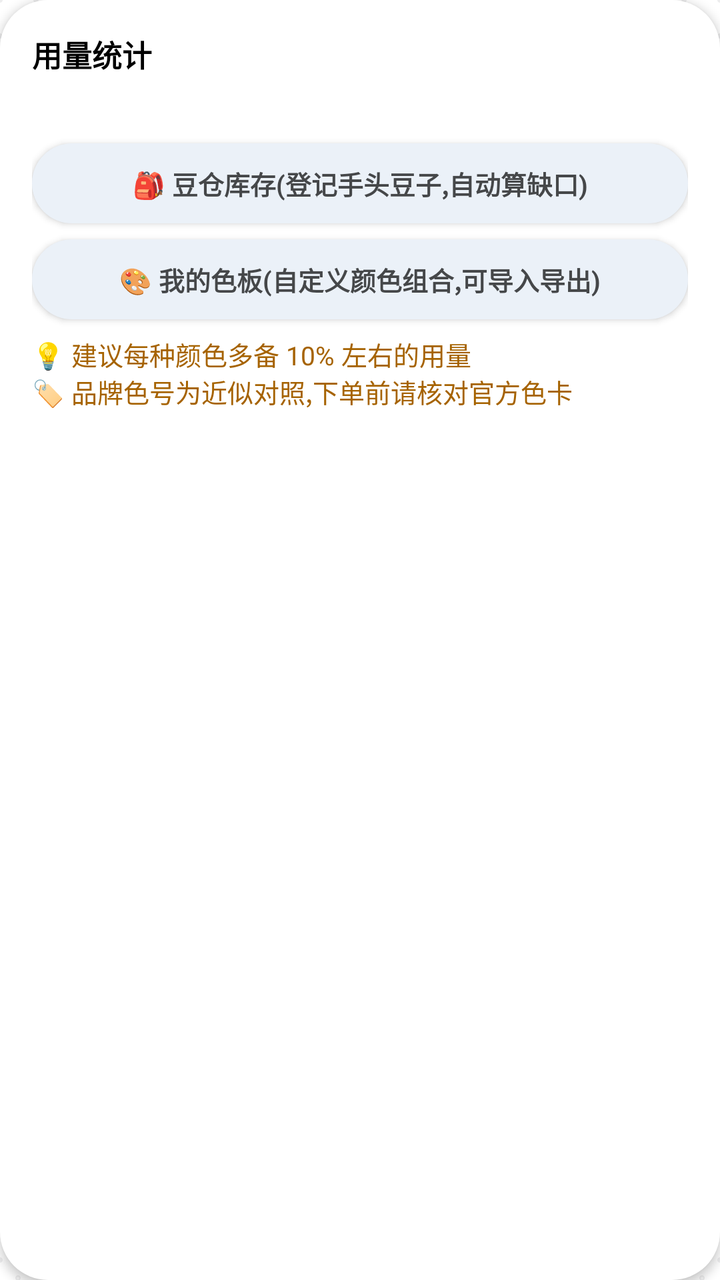
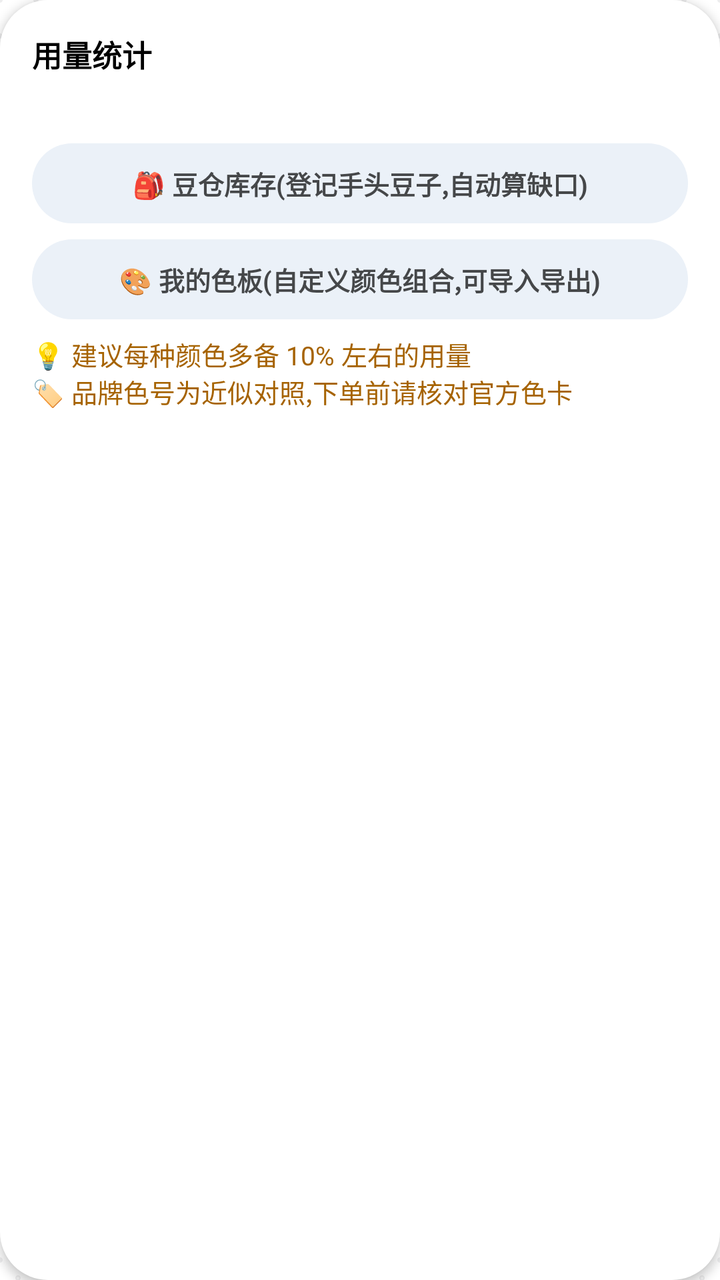

Two renders of the same Android screen: before a commit and after it. Below are the layout's source before the change and the commit's diff.
<!-- AndroidManifest.xml: application theme AppTheme -->
<!-- res/layout/list_header.xml -->
<?xml version="1.0" encoding="utf-8"?>
<LinearLayout xmlns:android="http://schemas.android.com/apk/res/android"
    android:layout_width="match_parent"
    android:layout_height="wrap_content"
    android:layout_marginStart="10dp"
    android:layout_marginTop="10dp"
    android:layout_marginEnd="10dp"
    android:layout_marginBottom="4dp"
    android:background="@drawable/bg_card"
    android:elevation="3dp"
    android:orientation="vertical"
    android:padding="16dp">

    <TextView
        android:layout_width="wrap_content"
        android:layout_height="wrap_content"
        android:text="@string/summary_title"
        android:textColor="?attr/textMain"
        android:textSize="15sp"
        android:textStyle="bold" />

    <TextView
        android:id="@+id/tvSummary"
        android:layout_width="match_parent"
        android:layout_height="wrap_content"
        android:layout_marginTop="6dp"
        android:lineSpacingExtra="4dp"
        android:text=""
        android:textColor="?attr/textSub"
        android:textSize="13sp" />

    <TextView
        android:id="@+id/btnInventory"
        android:layout_width="match_parent"
        android:layout_height="40dp"
        android:layout_marginTop="10dp"
        android:background="@drawable/bg_chip"
        android:clickable="true"
        android:elevation="2dp"
        android:focusable="true"
        android:gravity="center"
        android:text="@string/btn_inventory"
        android:textColor="?attr/text_chip"
        android:textSize="13sp"
        android:textStyle="bold" />

    <TextView
        android:id="@+id/btnPalettes"
        android:layout_width="match_parent"
        android:layout_height="40dp"
        android:layout_marginTop="8dp"
        android:background="@drawable/bg_chip"
        android:clickable="true"
        android:elevation="2dp"
        android:focusable="true"
        android:gravity="center"
        android:text="@string/btn_palettes"
        android:textColor="?attr/text_chip"
        android:textSize="13sp"
        android:textStyle="bold" />

    <HorizontalScrollView
        android:id="@+id/excludedScroll"
        android:layout_width="match_parent"
        android:layout_height="wrap_content"
        android:layout_marginTop="10dp"
        android:scrollbars="none"
        android:visibility="gone">

        <LinearLayout
            android:id="@+id/excludedRow"
            android:layout_width="wrap_content"
            android:layout_height="wrap_content"
            android:orientation="horizontal" />
    </HorizontalScrollView>

    <TextView
        android:layout_width="match_parent"
        android:layout_height="wrap_content"
        android:layout_marginTop="8dp"
        android:text="@string/header_tip"
        android:textColor="@color/tipAmber"
        android:textSize="13sp" />
</LinearLayout>
<!-- resources referenced by this layout -->
<resources>
  <color name="tipAmber">#A66300</color>
  <!-- drawable bg_card (drawable) -->
  <?xml version="1.0" encoding="utf-8"?>
  <shape xmlns:android="http://schemas.android.com/apk/res/android"
      android:shape="rectangle">
      <solid android:color="?attr/colorSurface" />
      <corners android:radius="24dp" />
  </shape>
  <string name="btn_inventory">🎒 豆仓库存(登记手头豆子,自动算缺口)</string>
  <string name="btn_palettes">🎨 我的色板(自定义颜色组合,可导入导出)</string>
  <string name="header_tip">💡 建议每种颜色多备 10% 左右的用量\n🏷️ 品牌色号为近似对照,下单前请核对官方色卡</string>
  <string name="summary_title">用量统计</string>
  <color name="primary">#6750A4</color>
  <color name="bg">#FEF7FF</color>
  <!-- drawable bg_pegboard (drawable) -->
  <?xml version="1.0" encoding="utf-8"?>
  <layer-list xmlns:android="http://schemas.android.com/apk/res/android">
      <item android:drawable="?attr/bg" />
      <item>
          <bitmap xmlns:android="http://schemas.android.com/apk/res/android"
              android:src="@drawable/tile_pegboard"
              android:tileModeX="repeat"
              android:tileModeY="repeat" />
      </item>
  </layer-list>
  <style name="M3WindowAnim">
          <item name="android:activityOpenEnterAnimation">@anim/m3_open_enter</item>
          <item name="android:activityOpenExitAnimation">@anim/m3_open_exit</item>
          <item name="android:activityCloseEnterAnimation">@anim/m3_close_enter</item>
          <item name="android:activityCloseExitAnimation">@anim/m3_close_exit</item>
          <item name="android:taskOpenEnterAnimation">@anim/m3_open_enter</item>
          <item name="android:taskOpenExitAnimation">@anim/m3_open_exit</item>
          <item name="android:taskCloseEnterAnimation">@anim/m3_close_enter</item>
          <item name="android:taskCloseExitAnimation">@anim/m3_close_exit</item>
      </style>
  <style name="CandyAlertDialog" parent="CandyTokens">
          <item name="android:windowBackground">@drawable/bg_dialog</item>
      </style>
  <color name="textMain">#1D1B20</color>
  <color name="textPrimary">#1D1B20</color>
  <color name="textSub">#49454F</color>
  <color name="textSecondary">#6B6577</color>
  <color name="colorPrimary">#6750A4</color>
  <color name="onPrimary">#FFFFFF</color>
  <color name="primaryContainer">#EADDFF</color>
  <color name="tertiaryContainer">#D9F5E8</color>
  <color name="onPrimaryContainer">#21005D</color>
  <color name="onPrimaryContainerDim">#BF21005D</color>
  <color name="colorSurface">#F3EFF9</color>
  <color name="surfaceContainerLow">#F7F2FA</color>
  <color name="secondaryContainer">#E8DEF8</color>
  <color name="onSecondaryContainer">#1D192B</color>
  <color name="subsurface">#ECE6F0</color>
  <color name="line">#CAC4D0</color>
  <color name="colorStroke">#E2D9F0</color>
  <color name="card">#FFFFFF</color>
  <!-- drawable bg_dialog (drawable) -->
  <?xml version="1.0" encoding="utf-8"?>
  <shape xmlns:android="http://schemas.android.com/apk/res/android"
      android:shape="rectangle">
      <solid android:color="?attr/card" />
      <corners android:radius="28dp" />
  </shape>
  <style name="M3DialogTextButton" parent="android:Widget.Material.Light.Button.Borderless.Colored">
          <item name="android:textSize">14sp</item>
          <item name="android:textStyle">bold</item>
          <item name="android:minWidth">64dp</item>
          <item name="android:minHeight">48dp</item>
          <item name="android:textAllCaps">false</item>
          <item name="android:background">?android:attr/selectableItemBackgroundBorderless</item>
      </style>
  <!-- unchanged entries left out for length: 4 -->
</resources>

<!-- the commit's change to res/layout/list_header.xml (unified diff, before → after) -->
@@ -36,7 +36,7 @@
         android:layout_marginTop="10dp"
         android:background="@drawable/bg_chip"
         android:clickable="true"
-        android:elevation="2dp"
+
         android:focusable="true"
         android:gravity="center"
         android:text="@string/btn_inventory"
@@ -51,7 +51,7 @@
         android:layout_marginTop="8dp"
         android:background="@drawable/bg_chip"
         android:clickable="true"
-        android:elevation="2dp"
+
         android:focusable="true"
         android:gravity="center"
         android:text="@string/btn_palettes"
